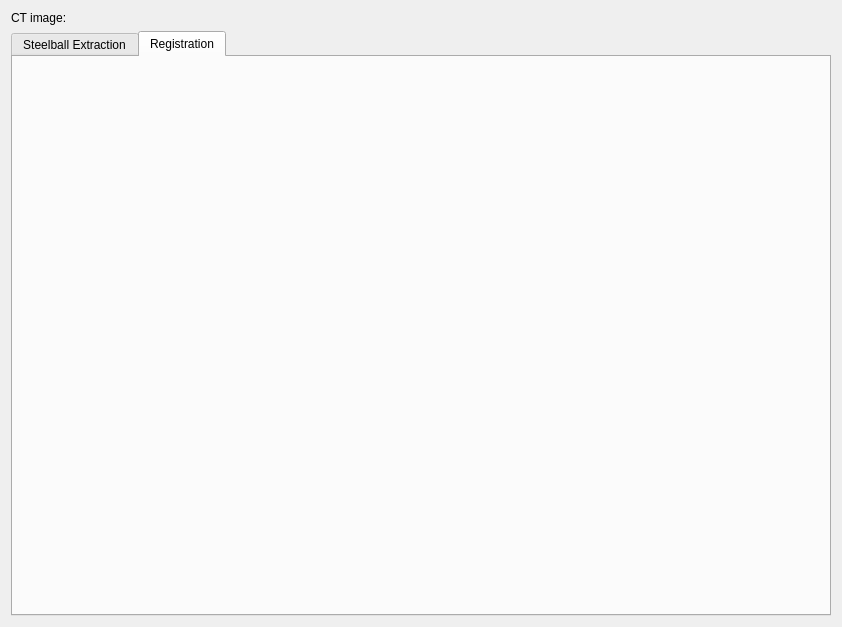
Before: the Qt Designer form Plugins/org.mitk.lancet.spinectregistration/src/internal/SpineCTRegistrationControls.ui in zzhou7/MITK_lancet, drawn with Qt 5.
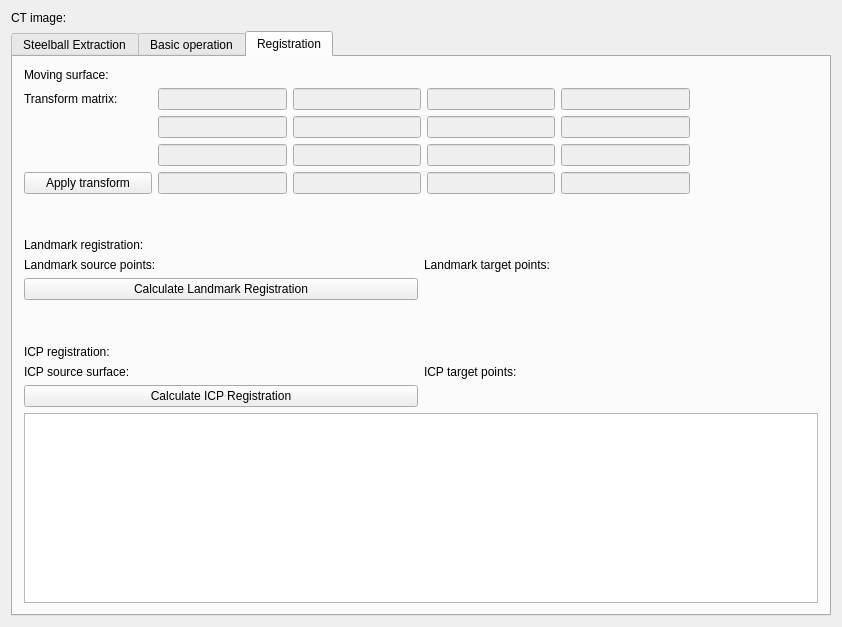
After: the same form once the commit is applied. The open tabs and pages were chosen to show the change. Custom widgets are drawn as their Qt base class.

Commit message:
Added surface registration
Added surface registration to the Spine CT Registration plugin

What changed in the file:
```diff
--- a/Plugins/org.mitk.lancet.spinectregistration/src/internal/SpineCTRegistrationControls.ui
+++ b/Plugins/org.mitk.lancet.spinectregistration/src/internal/SpineCTRegistrationControls.ui
@@ -84,10 +84,329 @@
        </item>
       </layout>
      </widget>
+     <widget class="QWidget" name="tab_3">
+      <attribute name="title">
+       <string>Basic operation</string>
+      </attribute>
+      <layout class="QGridLayout" name="gridLayout_3">
+       <item row="1" column="1">
+        <widget class="QPushButton" name="pushButton_ResetImageOrigin">
+         <property name="text">
+          <string>Reset image origin and realign the image</string>
+         </property>
+        </widget>
+       </item>
+       <item row="0" column="1">
+        <widget class="QLabel" name="label_3">
+         <property name="text">
+          <string>Image operation:</string>
+         </property>
+        </widget>
+       </item>
+       <item row="2" column="1">
+        <spacer name="verticalSpacer_2">
+         <property name="orientation">
+          <enum>Qt::Vertical</enum>
+         </property>
+         <property name="sizeHint" stdset="0">
+          <size>
+           <width>20</width>
+           <height>40</height>
+          </size>
+         </property>
+        </spacer>
+       </item>
+      </layout>
+     </widget>
      <widget class="QWidget" name="tab_2">
       <attribute name="title">
        <string>Registration</string>
       </attribute>
+      <layout class="QGridLayout" name="gridLayout_5">
+       <item row="0" column="0">
+        <layout class="QHBoxLayout" name="horizontalLayout_5">
+         <item>
+          <widget class="QLabel" name="label_8">
+           <property name="text">
+            <string>Moving surface:</string>
+           </property>
+          </widget>
+         </item>
+         <item>
+          <widget class="QmitkSingleNodeSelectionWidget" name="mitkNodeSelectWidget_MovingSurface" native="true"/>
+         </item>
+        </layout>
+       </item>
+       <item row="1" column="0" colspan="2">
+        <layout class="QGridLayout" name="gridLayout_4">
+         <item row="0" column="1">
+          <widget class="QLineEdit" name="lineEdit_RegistrationMatrix_0">
+           <property name="enabled">
+            <bool>false</bool>
+           </property>
+          </widget>
+         </item>
+         <item row="1" column="1">
+          <widget class="QLineEdit" name="lineEdit_RegistrationMatrix_1">
+           <property name="enabled">
+            <bool>false</bool>
+           </property>
+          </widget>
+         </item>
+         <item row="3" column="0">
+          <widget class="QPushButton" name="pushButton_ApplyTransform">
+           <property name="text">
+            <string>Apply transform</string>
+           </property>
+          </widget>
+         </item>
+         <item row="2" column="4">
+          <widget class="QLineEdit" name="lineEdit_RegistrationMatrix_14">
+           <property name="enabled">
+            <bool>false</bool>
+           </property>
+          </widget>
+         </item>
+         <item row="0" column="3">
+          <widget class="QLineEdit" name="lineEdit_RegistrationMatrix_8">
+           <property name="enabled">
+            <bool>false</bool>
+           </property>
+          </widget>
+         </item>
+         <item row="0" column="0">
+          <widget class="QLabel" name="label_11">
+           <property name="text">
+            <string>Transform matrix:</string>
+           </property>
+          </widget>
+         </item>
+         <item row="3" column="1">
+          <widget class="QLineEdit" name="lineEdit_RegistrationMatrix_3">
+           <property name="enabled">
+            <bool>false</bool>
+           </property>
+          </widget>
+         </item>
+         <item row="1" column="3">
+          <widget class="QLineEdit" name="lineEdit_RegistrationMatrix_9">
+           <property name="enabled">
+            <bool>false</bool>
+           </property>
+          </widget>
+         </item>
+         <item row="0" column="2">
+          <widget class="QLineEdit" name="lineEdit_RegistrationMatrix_4">
+           <property name="enabled">
+            <bool>false</bool>
+           </property>
+          </widget>
+         </item>
+         <item row="2" column="2">
+          <widget class="QLineEdit" name="lineEdit_RegistrationMatrix_6">
+           <property name="enabled">
+            <bool>false</bool>
+           </property>
+          </widget>
+         </item>
+         <item row="1" column="2">
+          <widget class="QLineEdit" name="lineEdit_RegistrationMatrix_5">
+           <property name="enabled">
+            <bool>false</bool>
+           </property>
+          </widget>
+         </item>
+         <item row="4" column="2">
+          <spacer name="verticalSpacer_4">
+           <property name="orientation">
+            <enum>Qt::Vertical</enum>
+           </property>
+           <property name="sizeHint" stdset="0">
+            <size>
+             <width>20</width>
+             <height>40</height>
+            </size>
+           </property>
+          </spacer>
+         </item>
+         <item row="1" column="5">
+          <spacer name="horizontalSpacer_2">
+           <property name="orientation">
+            <enum>Qt::Horizontal</enum>
+           </property>
+           <property name="sizeHint" stdset="0">
+            <size>
+             <width>40</width>
+             <height>20</height>
+            </size>
+           </property>
+          </spacer>
+         </item>
+         <item row="1" column="0">
+          <spacer name="horizontalSpacer">
+           <property name="orientation">
+            <enum>Qt::Horizontal</enum>
+           </property>
+           <property name="sizeHint" stdset="0">
+            <size>
+             <width>40</width>
+             <height>20</height>
+            </size>
+           </property>
+          </spacer>
+         </item>
+         <item row="1" column="4">
+          <widget class="QLineEdit" name="lineEdit_RegistrationMatrix_13">
+           <property name="enabled">
+            <bool>false</bool>
+           </property>
+          </widget>
+         </item>
+         <item row="3" column="4">
+          <widget class="QLineEdit" name="lineEdit_RegistrationMatrix_15">
+           <property name="enabled">
+            <bool>false</bool>
+           </property>
+          </widget>
+         </item>
+         <item row="3" column="3">
+          <widget class="QLineEdit" name="lineEdit_RegistrationMatrix_11">
+           <property name="enabled">
+            <bool>false</bool>
+           </property>
+          </widget>
+         </item>
+         <item row="2" column="1">
+          <widget class="QLineEdit" name="lineEdit_RegistrationMatrix_2">
+           <property name="enabled">
+            <bool>false</bool>
+           </property>
+          </widget>
+         </item>
+         <item row="0" column="4">
+          <widget class="QLineEdit" name="lineEdit_RegistrationMatrix_12">
+           <property name="enabled">
+            <bool>false</bool>
+           </property>
+          </widget>
+         </item>
+         <item row="2" column="3">
+          <widget class="QLineEdit" name="lineEdit_RegistrationMatrix_10">
+           <property name="enabled">
+            <bool>false</bool>
+           </property>
+          </widget>
+         </item>
+         <item row="3" column="2">
+          <widget class="QLineEdit" name="lineEdit_RegistrationMatrix_7">
+           <property name="enabled">
+            <bool>false</bool>
+           </property>
+          </widget>
+         </item>
+        </layout>
+       </item>
+       <item row="9" column="0">
+        <widget class="QPushButton" name="pushButton_Icp">
+         <property name="text">
+          <string>Calculate ICP Registration</string>
+         </property>
+        </widget>
+       </item>
+       <item row="8" column="1">
+        <layout class="QHBoxLayout" name="horizontalLayout_7">
+         <item>
+          <widget class="QLabel" name="label_10">
+           <property name="text">
+            <string>ICP target points:</string>
+           </property>
+          </widget>
+         </item>
+         <item>
+          <widget class="QmitkSingleNodeSelectionWidget" name="mitkNodeSelectWidget_IcpTargetPointset" native="true"/>
+         </item>
+        </layout>
+       </item>
+       <item row="7" column="0">
+        <widget class="QLabel" name="label_5">
+         <property name="text">
+          <string>ICP registration:</string>
+         </property>
+        </widget>
+       </item>
+       <item row="4" column="0">
+        <widget class="QPushButton" name="pushButton_Landmark">
+         <property name="text">
+          <string>Calculate Landmark Registration</string>
+         </property>
+        </widget>
+       </item>
+       <item row="10" column="0" colspan="2">
+        <widget class="QTextBrowser" name="textBrowser_Registration"/>
+       </item>
+       <item row="2" column="0">
+        <widget class="QLabel" name="label_4">
+         <property name="text">
+          <string>Landmark registration:</string>
+         </property>
+        </widget>
+       </item>
+       <item row="3" column="0">
+        <layout class="QHBoxLayout" name="horizontalLayout_3">
+         <item>
+          <widget class="QLabel" name="label_6">
+           <property name="text">
+            <string>Landmark source points:</string>
+           </property>
+          </widget>
+         </item>
+         <item>
+          <widget class="QmitkSingleNodeSelectionWidget" name="mitkNodeSelectWidget_LandmarkSrcPointset" native="true"/>
+         </item>
+        </layout>
+       </item>
+       <item row="3" column="1">
+        <layout class="QHBoxLayout" name="horizontalLayout_4">
+         <item>
+          <widget class="QLabel" name="label_7">
+           <property name="text">
+            <string>Landmark target points:</string>
+           </property>
+          </widget>
+         </item>
+         <item>
+          <widget class="QmitkSingleNodeSelectionWidget" name="mitkNodeSelectWidget_LandmarkTargetPointset" native="true"/>
+         </item>
+        </layout>
+       </item>
+       <item row="8" column="0">
+        <layout class="QHBoxLayout" name="horizontalLayout_6">
+         <item>
+          <widget class="QLabel" name="label_9">
+           <property name="text">
+            <string>ICP source surface:</string>
+           </property>
+          </widget>
+         </item>
+         <item>
+          <widget class="QmitkSingleNodeSelectionWidget" name="mitkNodeSelectWidget_IcpSrcSurface" native="true"/>
+         </item>
+        </layout>
+       </item>
+       <item row="5" column="0">
+        <spacer name="verticalSpacer_3">
+         <property name="orientation">
+          <enum>Qt::Vertical</enum>
+         </property>
+         <property name="sizeHint" stdset="0">
+          <size>
+           <width>20</width>
+           <height>40</height>
+          </size>
+         </property>
+        </spacer>
+       </item>
+      </layout>
      </widget>
     </widget>
    </item>
```
Left out of the diff: 2 changed lines with no effect on the pictures. The commit also changes 4 other files.
